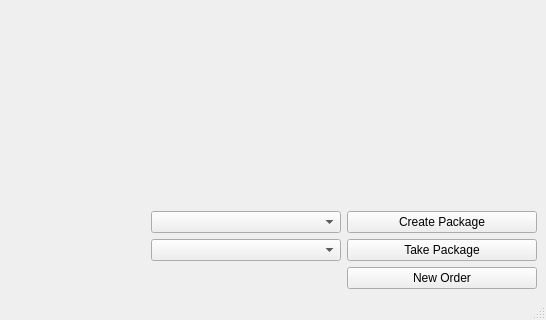
Above: amazon/mainwindow.ui from fairynoxx/warehouse before the change; both pictures show x 250 to 796 and y 178 to 498 of the 796 by 498 pixel window. Below: the same form after it.
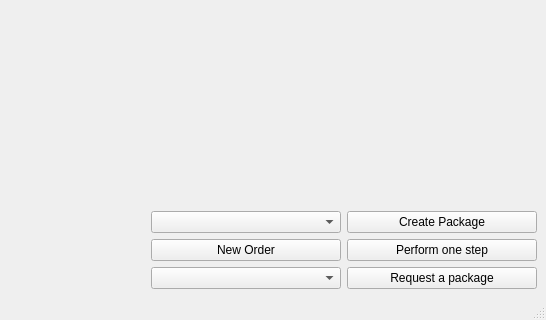
That is the form after the change.

Commit message: adding packages requests

```diff
--- a/amazon/mainwindow.ui
+++ b/amazon/mainwindow.ui
@@ -75,13 +75,10 @@
         </item>
         <item>
          <layout class="QGridLayout" name="gridLayout_2">
-          <item row="1" column="0">
-           <widget class="QComboBox" name="comboBoxAvailablePackages"/>
-          </item>
           <item row="1" column="1">
            <widget class="QPushButton" name="buttonTakePackage">
             <property name="text">
-             <string>Take Package</string>
+             <string>Perform one step</string>
             </property>
            </widget>
           </item>
@@ -95,13 +92,23 @@
             </property>
            </widget>
           </item>
-          <item row="2" column="1">
+          <item row="2" column="0">
+           <widget class="QComboBox" name="comboBoxAvailablePackages"/>
+          </item>
+          <item row="1" column="0">
            <widget class="QPushButton" name="pushButtonNewOrder">
             <property name="text">
              <string>New Order</string>
             </property>
            </widget>
           </item>
+          <item row="2" column="1">
+           <widget class="QPushButton" name="pushButtonRequestPackage">
+            <property name="text">
+             <string>Request a package</string>
+            </property>
+           </widget>
+          </item>
          </layout>
         </item>
        </layout>
```
Left out of the diff: 2 changed lines with no effect on the pictures. The commit also changes 10 other files.
